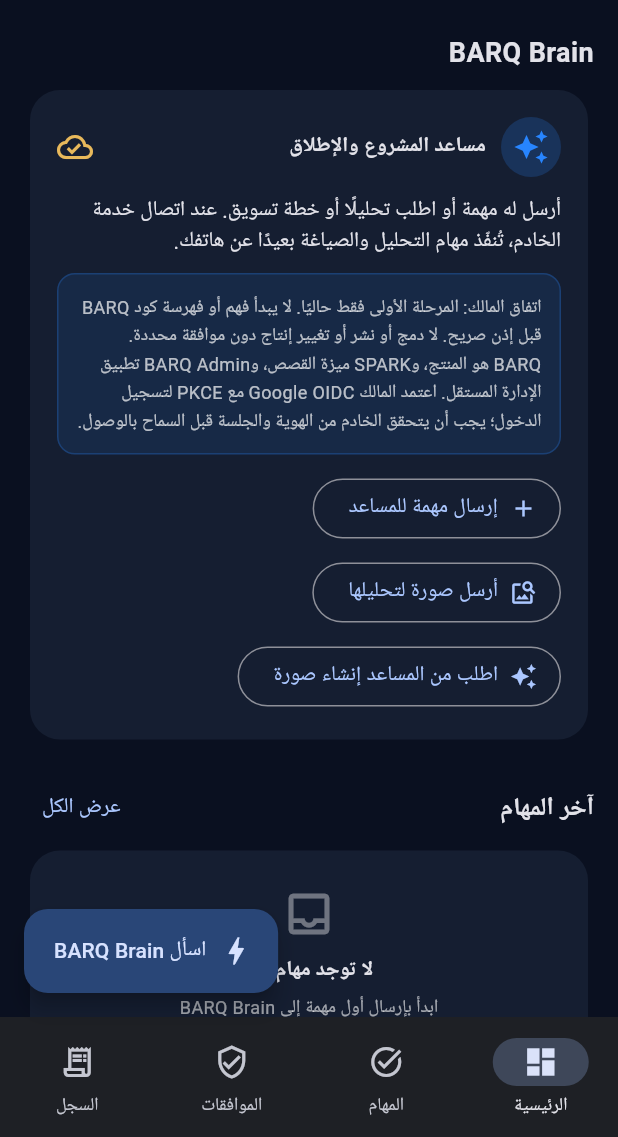
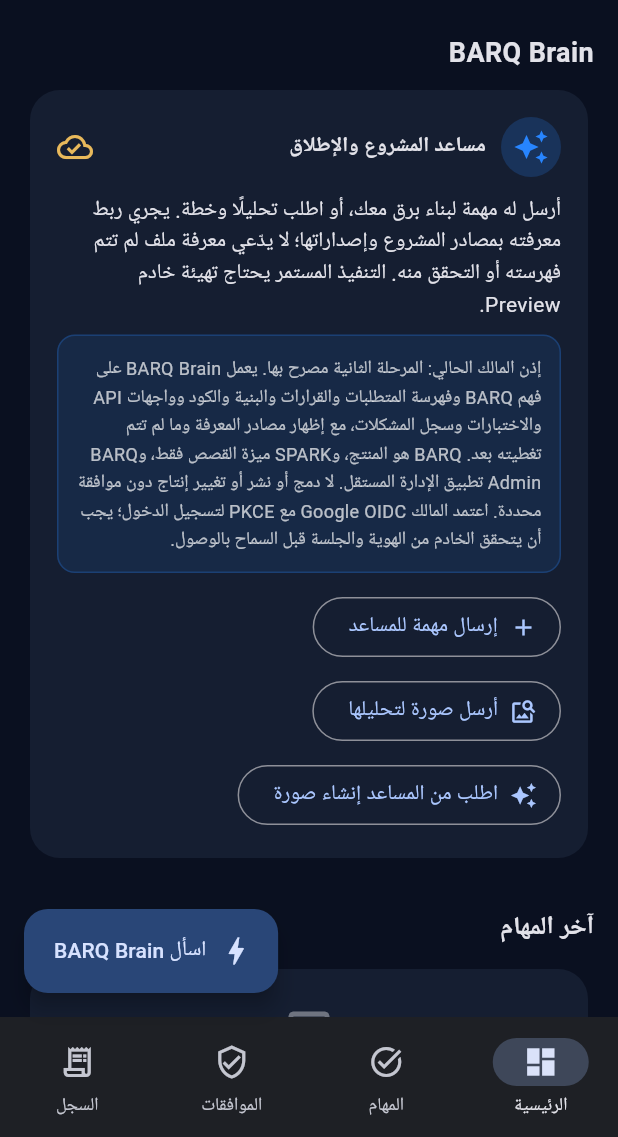
Before and after one commit to alhmdanybdhmhmwd-cmd/siraj-api-2026, a Flutter app: the screen it shows after launch, scrolled down 576 dp, on a phone screen of 412 x 824 dp, the part 99-1236 px from its top. Run offline on Flutter 3.47's test engine with Material 3 defaults, Android fonts, the phone set to English and light mode, and no system bars; our stand-ins replace flutter_secure_storage, image_picker, material_ui, share_plus, shared_preferences; missing offline and left inert: flutter_appauth.

Commit message:
Update BARQ Brain mobile workspace for authorized Phase 2

```diff
--- a/admin/mobile/lib/main.dart
+++ b/admin/mobile/lib/main.dart
@@ -1448,7 +1448,7 @@ class _AdminHomePageState extends State<AdminHomePage>
                 ),
                 const SizedBox(height: 12),
                 const Text(
-                  'أرسل له مهمة أو اطلب تحليلًا أو خطة تسويق. عند اتصال خدمة الخادم، تُنفّذ مهام التحليل والصياغة بعيدًا عن هاتفك.',
+                  'أرسل له مهمة لبناء برق معك، أو اطلب تحليلًا وخطة. يجري ربط معرفته بمصادر المشروع وإصداراتها؛ لا يدّعي معرفة ملف لم تتم فهرسته أو التحقق منه. التنفيذ المستمر يحتاج تهيئة خادم Preview.',
                 ),
                 const SizedBox(height: 10),
                 Container(
@@ -1459,7 +1459,7 @@ class _AdminHomePageState extends State<AdminHomePage>
                     border: Border.all(color: _blue.withValues(alpha: .25)),
                   ),
                   child: const Text(
-                    'اتفاق المالك: المرحلة الأولى فقط حاليًا. لا يبدأ فهم أو فهرسة كود BARQ قبل إذن صريح. لا دمج أو نشر أو تغيير إنتاج دون موافقة محددة. BARQ هو المنتج، وSPARK ميزة القصص، وBARQ Admin تطبيق الإدارة المستقل. اعتمد المالك Google OIDC مع PKCE لتسجيل الدخول؛ يجب أن يتحقق الخادم من الهوية والجلسة قبل السماح بالوصول.',
+                    'إذن المالك الحالي: المرحلة الثانية مصرح بها. يعمل BARQ Brain على فهم BARQ وفهرسة المتطلبات والقرارات والبنية والكود وواجهات API والاختبارات وسجل المشكلات، مع إظهار مصادر المعرفة وما لم تتم تغطيته بعد. BARQ هو المنتج، وSPARK ميزة القصص فقط، وBARQ Admin تطبيق الإدارة المستقل. لا دمج أو نشر أو تغيير إنتاج دون موافقة محددة. اعتمد المالك Google OIDC مع PKCE لتسجيل الدخول؛ يجب أن يتحقق الخادم من الهوية والجلسة قبل السماح بالوصول.',
                     style: TextStyle(
                       fontSize: 12,
                       height: 1.5,
```
